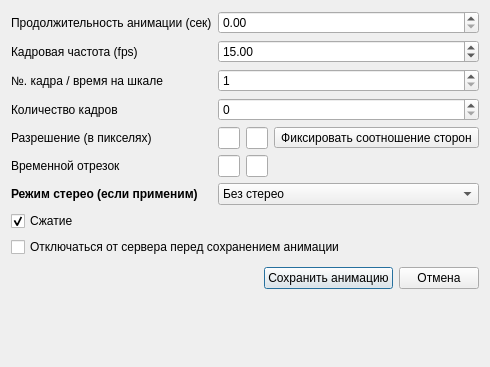
Before: the Qt Designer form Qt/Components/Resources/UI/pqAnimationSettings.ui in vbnhfylbh/ParaView, drawn with Qt 5.
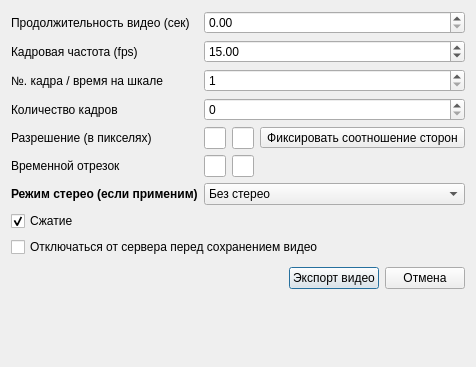
After: the same form once the commit is applied. Icons and pictures are not drawn.

Diff of the .ui file:
```diff
--- a/Qt/Components/Resources/UI/pqAnimationSettings.ui
+++ b/Qt/Components/Resources/UI/pqAnimationSettings.ui
@@ -99,7 +99,7 @@
      <item row="0" column="0">
       <widget class="QLabel" name="labelAnimationDuration">
        <property name="text">
-        <string>Продолжительность анимации (сек)</string>
+        <string>Продолжительность видео (сек)</string>
        </property>
       </widget>
      </item>
@@ -225,7 +225,7 @@
       <string>&lt;html&gt;Отключаться от сервера перед сохранением анимации. Сервер выполнит сохранение и завершит работу.&lt;/html&gt;</string>
      </property>
      <property name="text">
-      <string>Отключаться от сервера перед сохранением анимации</string>
+      <string>Отключаться от сервера перед сохранением видео</string>
      </property>
     </widget>
    </item>
@@ -250,7 +250,7 @@
         <string>Создать и сохранить анимацию</string>
        </property>
        <property name="text">
-        <string>Сохранить анимацию</string>
+        <string>Экспорт видео</string>
        </property>
       </widget>
      </item>
```
Left out of the diff: 10 changed lines with no effect on the pictures.
